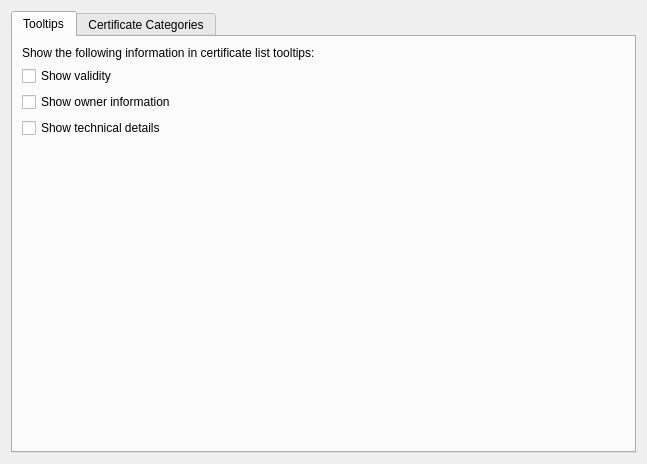
Old version of the form src/conf/appearanceconfigwidget.ui in the repository sensama/kleopatra.
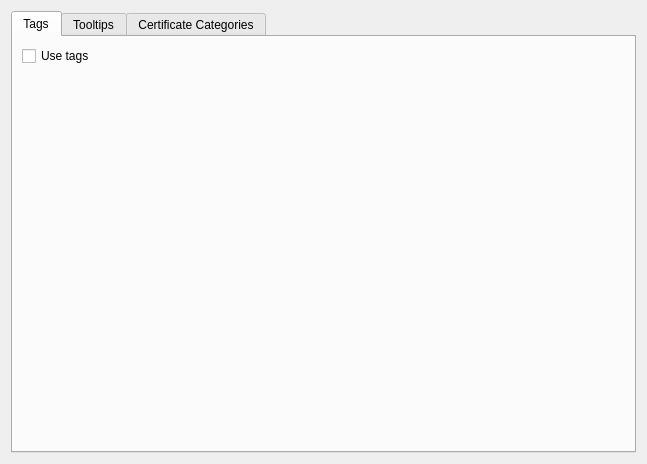
New version of the form.

Diff of the .ui file:
```diff
--- a/src/conf/appearanceconfigwidget.ui
+++ b/src/conf/appearanceconfigwidget.ui
@@ -15,6 +15,36 @@
   <layout class="QVBoxLayout" name="verticalLayout_2" >
    <item>
     <widget class="QTabWidget" name="tabWidget" >
+     <widget class="QWidget" name="tab_tags" >
+      <attribute name="title" >
+       <string>Tags</string>
+      </attribute>
+      <layout class="QVBoxLayout" name="verticalLayout_tags" >
+       <item>
+        <widget class="QCheckBox" name="useTagsCheckBox" >
+         <property name="text" >
+          <string>Use tags</string>
+         </property>
+         <property name="toolTip" >
+          <string>Enable display and usage of tags attached to keys.</string>
+         </property>
+        </widget>
+       </item>
+       <item>
+        <spacer>
+         <property name="orientation" >
+          <enum>Qt::Vertical</enum>
+         </property>
+         <property name="sizeHint" stdset="0" >
+          <size>
+           <width>20</width>
+           <height>40</height>
+          </size>
+         </property>
+        </spacer>
+       </item>
+      </layout>
+     </widget>
      <widget class="QWidget" name="tab" >
       <attribute name="title" >
        <string>Tooltips</string>
```
Left out of the diff: 3 changed lines with no effect on the pictures.
